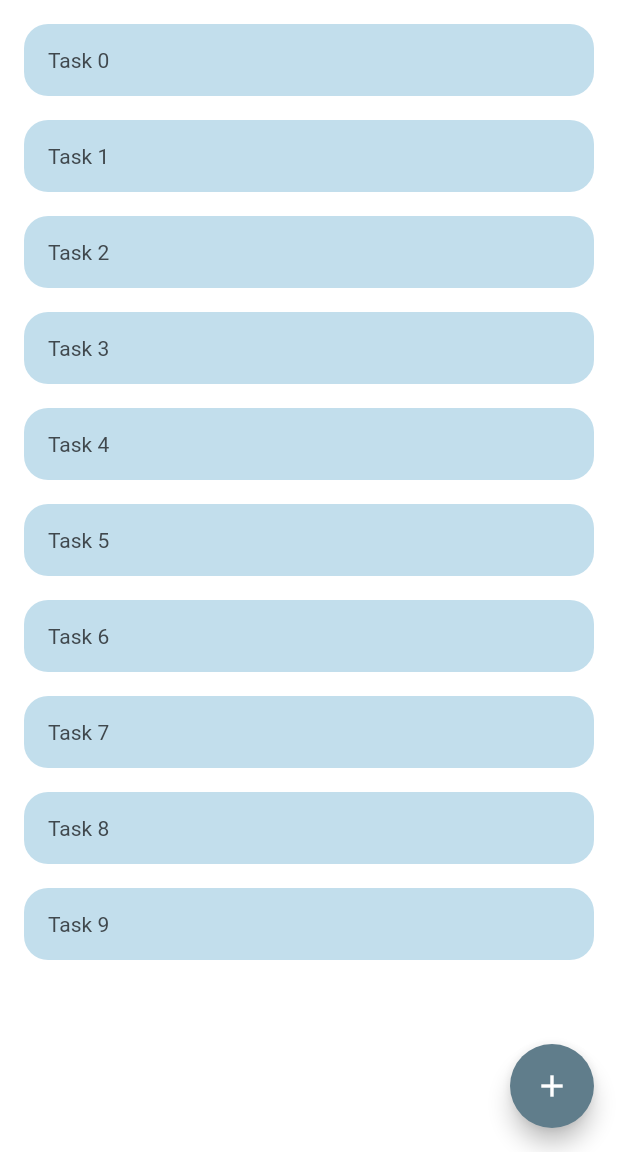
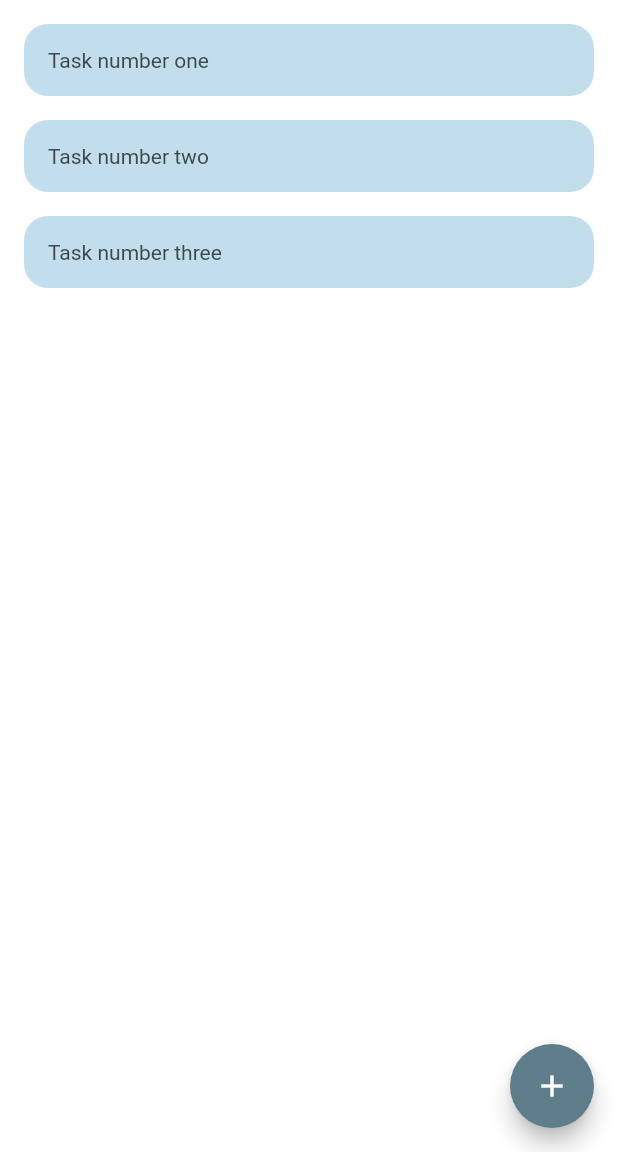
Before and after one commit to dobrunov/small_todo_app, a Flutter app: the screen it shows after launch, on a phone screen of 412 x 824 dp, the part 84-1236 px from its top. Run offline on Flutter 3.47's test engine with Material 2 defaults, Android fonts, the phone set to English and light mode, and no system bars.

Commit message:
adding database class and initial list

```diff
--- /dev/null
+++ b/lib/data/todo_database.dart
@@ -0,0 +1,14 @@
+//
+
+class ToDoDataBase {
+  List toDoList = [];
+
+  // method for 1st time ever opening this app
+  void createInitialData() {
+    toDoList = [
+      "Task number one",
+      "Task number two",
+      "Task number three",
+    ];
+  }
+}
--- a/lib/screens/home_page.dart
+++ b/lib/screens/home_page.dart
@@ -1,6 +1,7 @@
 import 'package:flutter/material.dart';
 
 import '../app_styles/color_styles.dart';
+import '../data/todo_database.dart';
 import '../widgets/task_tile.dart';
 
 class HomePage extends StatefulWidget {
@@ -11,6 +12,14 @@ class HomePage extends StatefulWidget {
 }
 
 class _HomePageState extends State<HomePage> {
+  ToDoDataBase db = ToDoDataBase();
+
+  @override
+  void initState() {
+    db.createInitialData();
+    super.initState();
+  }
+
   @override
   Widget build(BuildContext context) {
     return Scaffold(
@@ -27,11 +36,11 @@ class _HomePageState extends State<HomePage> {
         child: Icon(Icons.add, color: iconsColor),
       ),
       body: ListView.builder(
-        itemCount: 10,
+        itemCount: db.toDoList.length,
         itemBuilder: (BuildContext context, int index) {
           return Center(
               child: TaskTile(
-            taskName: 'Task $index',
+            taskName: db.toDoList[index],
           ));
         },
       ),
```
